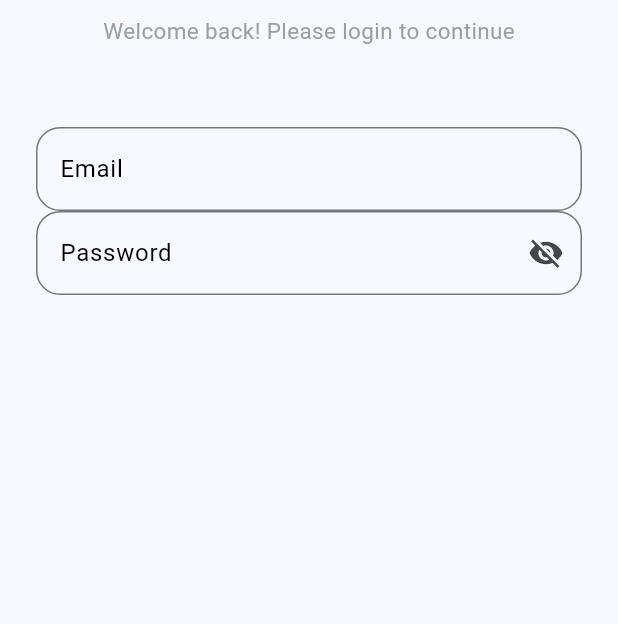
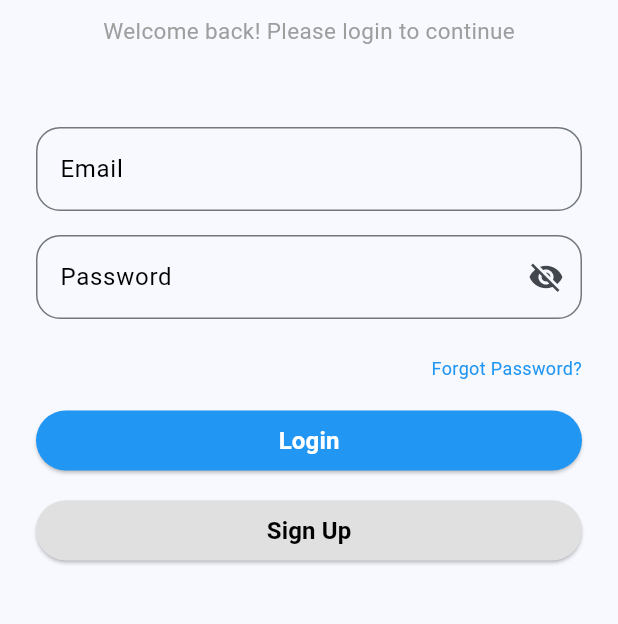
Before and after one commit to JoyObidife/myhealthdiary_app, a Flutter app: the screen it shows after launch, after a tap on "Get Started", on a phone screen of 412 x 824 dp, the part 239-863 px from its top. Run offline on Flutter 3.47's test engine with Material 3 defaults, Android fonts, the phone set to English and light mode, and no system bars.

Commit message:
login and sign up pages

```diff
--- a/lib/pages/login_page.dart
+++ b/lib/pages/login_page.dart
@@ -1,4 +1,5 @@
 import 'package:flutter/material.dart';
+import 'package:myhealthdiary_app/pages/signup_page.dart';
 import 'package:myhealthdiary_app/widget/custom_textfield.dart';
 import 'package:myhealthdiary_app/widget/password_textfield.dart';
 
@@ -29,10 +30,64 @@ class LoginPage extends StatelessWidget {
             Padding(
               padding: const EdgeInsets.all(24.0),
               child: Column(
+                spacing: 16,
                 children: [
-                  CustomTextField(label: "Email",),
-                  PasswordTextfield()
+                  CustomTextField(label: "Email"),
+                  PasswordTextfield(),
                 ],
+              ),
+            ),
+            Padding(
+              padding: const EdgeInsets.symmetric(horizontal: 24.0),
+              child: Align(
+                alignment: Alignment.centerRight,
+                child: GestureDetector(
+                  onTap: () {},
+                  child: Text(
+                    "Forgot Password?",
+                    style: TextStyle(
+                      color: Colors.blue,
+                      fontSize: 12,
+                      fontWeight: FontWeight.w400,
+                    ),
+                  ),
+                ),
+              ),
+            ),
+            SizedBox(height: 16,),
+            Padding(
+              padding: const EdgeInsets.symmetric(horizontal: 24.0),
+              child: SizedBox(
+                width: double.infinity,
+                child: ElevatedButton(
+                  onPressed: () {},
+                  style: ElevatedButton.styleFrom(backgroundColor: Colors.blue),
+                  child: Text(
+                    "Login",
+                    style: TextStyle(fontSize: 16, fontWeight: FontWeight.bold,color: Colors.white),
+
+                  ),
+                ),
+              ),
+            ),
+            SizedBox(height: 12),
+            Padding(
+              padding: const EdgeInsets.symmetric(horizontal: 24.0),
+              child: SizedBox(
+                width: double.infinity,
+                child: ElevatedButton(
+                  onPressed: () {
+                    Navigator.push(
+                      context,
+                      MaterialPageRoute(builder: (context) => SignupPage()),
+                    );
+                  },
+                  style: ElevatedButton.styleFrom(backgroundColor: Colors.grey[300]),
+                  child: Text(
+                    "Sign Up",
+                    style: TextStyle(fontSize: 16, fontWeight: FontWeight.bold, color: Colors.black),
+                  ),
+                ),
               ),
             ),
           ],
```
Also changed, not shown: lib/pages/signup_page.dart (added, +48 -0 lines).
